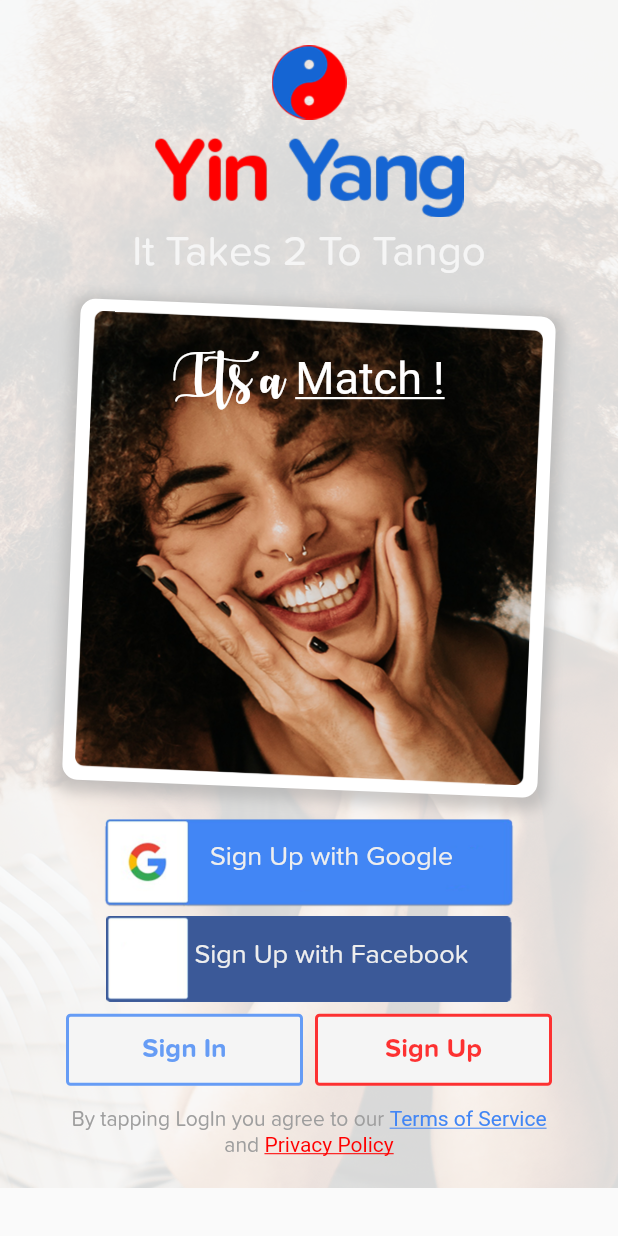
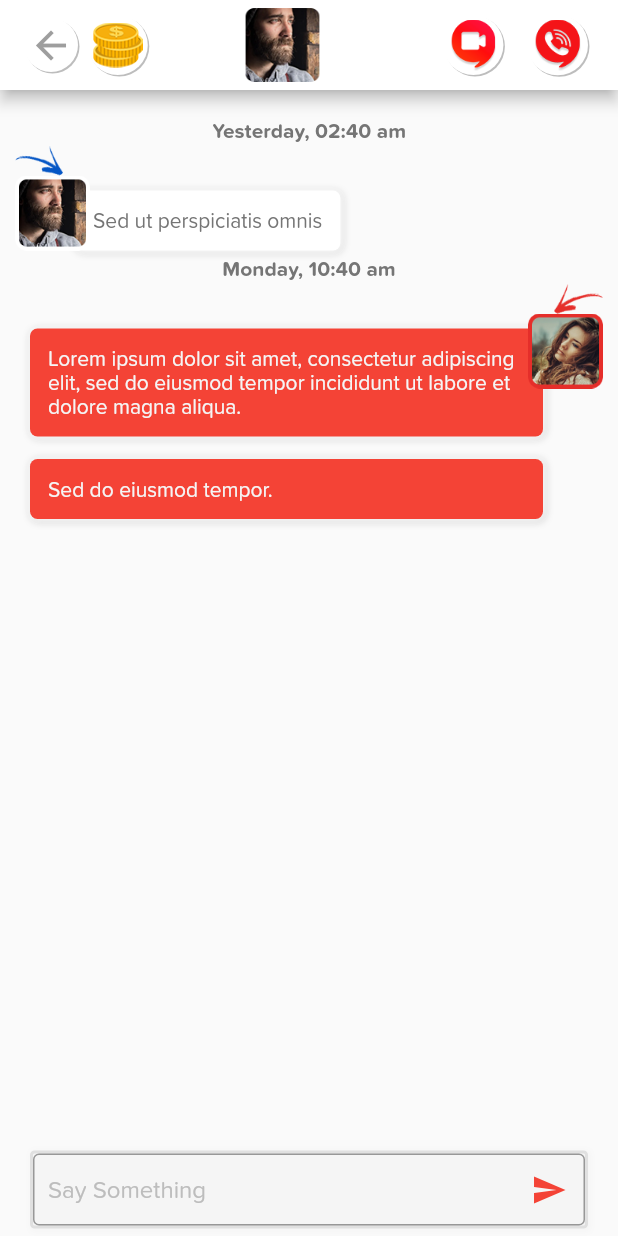
Before and after one commit to Sigilai5/YingYang, a Flutter app: the screen it shows after launch, on a phone screen of 412 x 824 dp. Run offline on Flutter 3.47's test engine with Material 2 defaults, Android fonts, the phone set to English and light mode, and no system bars; our stand-ins replace dots_indicator, font_awesome_flutter, hexcolor, syncfusion_flutter_sliders; missing offline and left inert: syncfusion_flutter_core.

Commit message:
chatting part

```diff
--- a/lib/main.dart
+++ b/lib/main.dart
@@ -1,3 +1,4 @@
+import 'package:app/modules/chatting.dart';
 import 'package:app/modules/discussion.dart';
 import 'package:app/modules/editprofile.dart';
 import 'package:app/modules/letsbegin.dart';
@@ -25,7 +26,7 @@ class _MyAppState extends State<MyApp> {
     return MaterialApp(
       initialRoute: '/',
       routes: {
-        '/': (context) => Login(),
+        '/': (context) => Chatting(),
         '/editprofile': (context) => EditProfile(),
         '/login': (context) => Login(),
         '/discussion' : (context) => Discussion(),
--- /dev/null
+++ b/lib/modules/chatting.dart
@@ -0,0 +1,352 @@
+import 'package:flutter/material.dart';
+import 'package:flutter/painting.dart';
+import 'package:flutter/rendering.dart';
+
+class Chatting extends StatefulWidget {
+  @override
+  _ChattingState createState() => _ChattingState();
+}
+
+class _ChattingState extends State<Chatting> {
+  @override
+  Widget build(BuildContext context) {
+    return Scaffold(
+      appBar: AppBar(
+        backgroundColor: Colors.white,
+        toolbarHeight: 60,
+        centerTitle: true,
+        title: Row(
+          children: <Widget>[
+            Container(
+                padding: EdgeInsets.all(3),
+                margin: EdgeInsets.all(0),
+                decoration: deco,
+                child: Icon(
+                    Icons.arrow_back,
+                  color: Colors.grey[500],
+                  size: 30,
+                )
+            ),
+            Container(
+                padding: EdgeInsets.all(5),
+                margin: EdgeInsets.all(5),
+                decoration: deco,
+                child: Image(
+                  height: 30,
+                  image: AssetImage("assets/images/imageicons/Money.png"),
+                )
+            ),
+            Expanded(
+              child: Container(
+                padding: EdgeInsets.all(5.0),
+                margin: EdgeInsets.all(2.0),
+                child: Image(
+                    height: 55,
+                    image: AssetImage("assets/images/chatting/Pic.png")
+                ),
+              ),
+            ),
+          ],
+        ),
+        actions: <Widget>[
+          Container(
+            decoration: deco,
+            padding: EdgeInsets.all(5),
+            margin: EdgeInsets.all(8),
+            child: Image(
+              image: AssetImage("assets/images/chatting/Cam.png"),
+            ),
+          ),
+          Container(
+            decoration: deco,
+            padding: EdgeInsets.all(5),
+            margin: EdgeInsets.fromLTRB(8, 8, 20, 8),
+            child: Image(
+              image: AssetImage("assets/images/chatting/Sound.png"),
+            ),
+          )
+        ],
+      ),
+      body: Container(
+        child: Stack(
+          children: <Widget>[
+            Container(
+              child: Padding(
+                padding: const EdgeInsets.fromLTRB(10, 20, 10, 10),
+                child: myColumn(),
+              )
+            ),
+            Align(
+              alignment: Alignment.bottomCenter,
+              child: Container(
+                margin: EdgeInsets.fromLTRB(20, 10, 20, 5),
+                //height: 60,
+                decoration: sendDeco(),
+                child: TextField(
+                  decoration: InputDecoration(
+                      hintText: "Say Something",
+                      suffixIcon: Icon(
+                        Icons.send,
+                        color: Colors.red,
+                      ),
+                      contentPadding: EdgeInsets.all(10),
+                      hintStyle: TextStyle(
+                          fontSize: 16,
+                          color: Colors.grey[400]
+                      ),
+                    border: OutlineInputBorder(
+                      borderSide: BorderSide(
+                        color: Colors.grey[200],
+                        width: 1.0
+                      ),
+                    )
+                  ),
+                ),
+              ),
+            )
+          ]),
+        ),
+      );
+  }
+
+  BoxDecoration deco = BoxDecoration(
+      shape: BoxShape.circle,
+      boxShadow: [
+        BoxShadow(
+          color: Colors.grey[400],
+          offset: Offset(1.0, 1.0),
+          blurRadius: 0,
+          spreadRadius: 0,
+        ),
+        BoxShadow(
+          color: Colors.white,
+          offset: Offset(0, 0),
+          blurRadius: 0,
+          spreadRadius: 0,
+        )
+      ]
+  );
+
+  BoxDecoration sendDeco(){
+    return BoxDecoration(
+      border: Border.all(
+        color: Colors.grey[300],
+        width: 2
+      ),
+      borderRadius: BorderRadius.all(
+        Radius.circular(3.0)
+      ),
+      boxShadow: [
+        BoxShadow(
+          color: Colors.grey[100],
+          offset: Offset(1.0, 1.0),
+          blurRadius: 3,
+          spreadRadius: 1,
+        ),
+      ]
+    );
+  }
+
+  Widget myColumn(){
+    return Column(
+      children: <Widget>[
+        Text(
+          "Yesterday, 02:40 am",
+          style: TextStyle(
+              fontWeight: FontWeight.bold,
+              color: Colors.grey[600],
+              fontFamily: "Proxima"
+          ),
+        ),
+        Column(
+          children: [
+            Align(
+              alignment: Alignment.bottomLeft,
+              child: Image(
+                height: 20,
+                image: AssetImage("assets/images/chatting/ArrowReceive.png"),
+              ),
+            ),
+            Align(
+              alignment: Alignment.centerLeft,
+              child: Stack(
+                children: [
+                  Container(
+                      decoration: BoxDecoration(
+                          borderRadius: BorderRadius.all(
+                              Radius.circular(5.0) //         <--- border radius here
+                          ),
+                          color: Colors.white,
+                          boxShadow: [
+                            BoxShadow(
+                              color: Colors.grey[400],
+                              offset: Offset(1.0, 1.0),
+                              blurRadius: 4,
+                              spreadRadius: 0,
+                            ),
+                            BoxShadow(
+                              color: Colors.grey[100],
+                              offset: Offset(0, 0),
+                              blurRadius: 4,
+                              spreadRadius: 0,
+                            ),
+                            BoxShadow(
+                              color: Colors.grey[100],
+                              offset: Offset(0, 0),
+                              blurRadius: 4,
+                              spreadRadius: 0,
+                            ),
+                            BoxShadow(
+                              color: Colors.grey[100],
+                              offset: Offset(0, 0),
+                              blurRadius: 4,
+                              spreadRadius: 0,
+                            )
+                          ]
+                      ),
+                      margin: EdgeInsets.fromLTRB(40, 10, 5, 5),
+                      padding: EdgeInsets.all(12),
+                      child: Text(
+                        "Sed ut perspiciatis omnis",
+                        style: TextStyle(
+                            fontWeight: FontWeight.w300,
+                            color: Colors.grey[600],
+                            fontFamily: "Proxima"
+                        ),
+                      )
+                  ),
+                  Image(
+                    height: 50,
+                    image: AssetImage("assets/images/chatting/Pic.png"),
+                  ),
+                ],
+              ),
+            ),
+          ],
+        ),
+        Text(
+          "Monday, 10:40 am",
+          style: TextStyle(
+              fontWeight: FontWeight.bold,
+              color: Colors.grey[600],
+              fontFamily: "Proxima"
+          ),
+        ),
+        Column(
+          children: [
+            Align(
+              alignment: Alignment.bottomRight,
+              child: Image(
+                height: 20,
+                image: AssetImage("assets/images/chatting/ArrowSend.png"),
+              ),
+            ),
+            Stack(
+              children: [
+                Container(
+                  alignment: Alignment.bottomRight,
+                  decoration: BoxDecoration(
+                      borderRadius: BorderRadius.all(
+                          Radius.circular(5.0) //         <--- border radius here
+                      ),
+                      color: Colors.red,
+                      boxShadow: [
+                        BoxShadow(
+                          color: Colors.grey[400],
+                          offset: Offset(1.0, 1.0),
+                          blurRadius: 4,
+                          spreadRadius: 0,
+                        ),
+                        BoxShadow(
+                          color: Colors.grey[100],
+                          offset: Offset(0, 0),
+                          blurRadius: 4,
+                          spreadRadius: 0,
+                        ),
+                        BoxShadow(
+                          color: Colors.grey[100],
+                          offset: Offset(0, 0),
+                          blurRadius: 4,
+                          spreadRadius: 0,
+                        ),
+                        BoxShadow(
+                          color: Colors.grey[100],
+                          offset: Offset(0, 0),
+                          blurRadius: 4,
+                          spreadRadius: 0,
+                        )
+                      ]
+                  ),
+                  margin: EdgeInsets.fromLTRB(10, 10, 40, 5),
+                  padding: EdgeInsets.all(12),
+                  child: Text(
+                    "Lorem ipsum dolor sit amet, consectetur adipiscing elit, sed do eiusmod tempor incididunt ut labore et dolore magna aliqua.",
+                    style: TextStyle(
+                        fontWeight: FontWeight.w300,
+                        color: Colors.grey[100],
+                        fontFamily: "Proxima"
+                    ),
+                  ),
+                ),
+                Align(
+                  alignment: Alignment.centerRight,
+                  child: Image(
+                    height: 50,
+                    image: AssetImage("assets/images/chatting/lady2.png"),
+                  ),
+                ),
+              ],
+            ),
+          ],
+        ),
+        Container(
+          alignment: Alignment.centerLeft,
+          decoration: BoxDecoration(
+              borderRadius: BorderRadius.all(
+                  Radius.circular(5.0) //         <--- border radius here
+              ),
+              color: Colors.red,
+              boxShadow: [
+                BoxShadow(
+                  color: Colors.grey[400],
+                  offset: Offset(1.0, 1.0),
+                  blurRadius: 4,
+                  spreadRadius: 0,
+                ),
+                BoxShadow(
+                  color: Colors.grey[100],
+                  offset: Offset(0, 0),
+                  blurRadius: 4,
+                  spreadRadius: 0,
+                ),
+                BoxShadow(
+                  color: Colors.grey[100],
+                  offset: Offset(0, 0),
+                  blurRadius: 4,
+                  spreadRadius: 0,
+                ),
+                BoxShadow(
+                  color: Colors.grey[100],
+                  offset: Offset(0, 0),
+                  blurRadius: 4,
+                  spreadRadius: 0,
+                )
+              ]
+
+
+          ),
+          margin: EdgeInsets.fromLTRB(10, 10, 40, 5),
+          padding: EdgeInsets.all(12),
+          child: Text(
+            "Sed do eiusmod tempor.",
+            style: TextStyle(
+                fontWeight: FontWeight.w300,
+                color: Colors.grey[100],
+                fontFamily: "Proxima"
+            ),
+          ),
+        ),
+      ],
+    );
+  }
+}
--- a/lib/modules/editprofile.dart
+++ b/lib/modules/editprofile.dart
@@ -81,7 +81,6 @@ class _EditProfileState extends State<EditProfile> {
                                         offset: Offset(1.0, 1.0),
                                         blurRadius: 1,
                                       ),
-
                                     ],
                                 ),
                             )
@@ -111,6 +110,7 @@ class _EditProfileState extends State<EditProfile> {
                           alignment: Alignment.bottomRight,
                           padding: EdgeInsets.all(15),
                           child: FloatingActionButton(
+                            heroTag: "btn1",
                             child: Icon(
                                 Icons.add,
                                 size: 18.0
@@ -157,6 +157,7 @@ class _EditProfileState extends State<EditProfile> {
                       alignment: Alignment.bottomRight,
                       height: 100,
                       child: FloatingActionButton(
+                        heroTag: "btn2",
                         child: Icon(
                             Icons.add,
                             size: 18.0
--- a/pubspec.yaml
+++ b/pubspec.yaml
@@ -54,6 +54,7 @@ flutter:
     - assets/images/swipe/
     - assets/images/letsbegin/
     - assets/images/editprofile/
+    - assets/images/chatting/
 
   # An image asset can refer to one or more resolution-specific "variants", see
   # https://flutter.dev/assets-and-images/#resolution-aware.
```
Also changed, not shown: assets/images/chatting/ArrowReceive.png (added), assets/images/chatting/ArrowSend.png (added), assets/images/chatting/Cam.png (added), assets/images/chatting/Pic.png (added), assets/images/chatting/Sound.png (added), assets/images/chatting/lady2.png (added).
